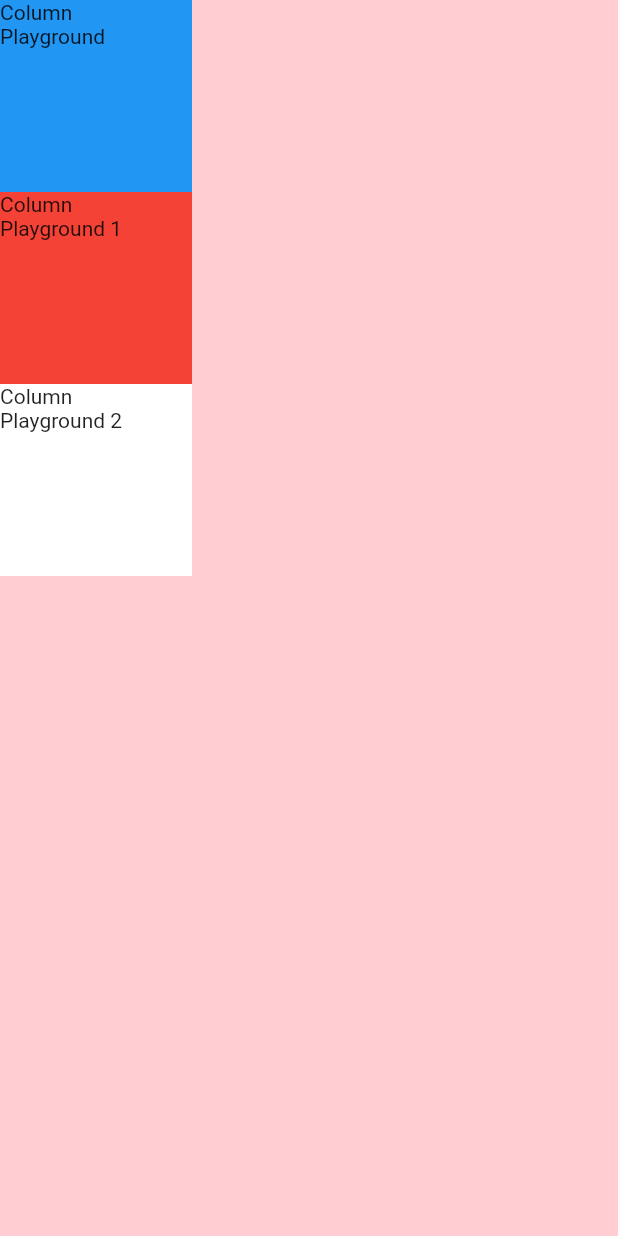
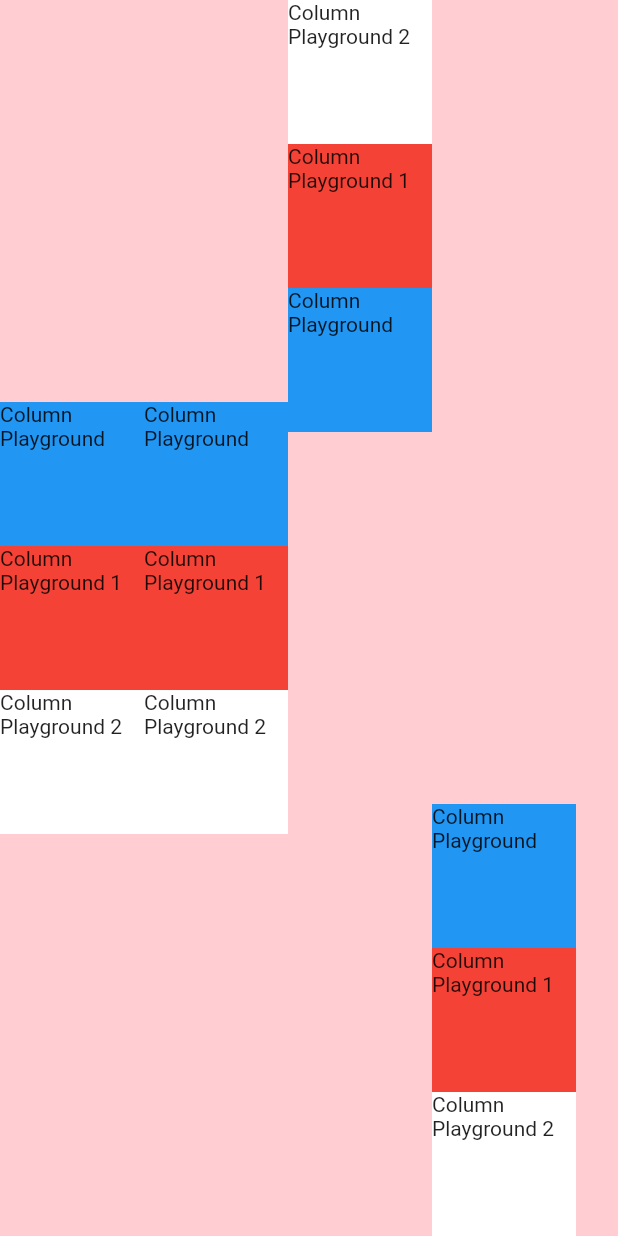
Before and after one commit to danilodequeiroz/udemy_the_complete_flutter_development_bootcamp_with_dart__widget_playgrround, a Flutter app: the screen it shows after launch, on a phone screen of 412 x 824 dp. Run offline on Flutter 3.47's test engine with Material 2 defaults, Android fonts, the phone set to English and light mode, and no system bars.

Commit message:
includes AxisSize, AxisAlignment and direction properties;

```diff
--- a/lib/column_playground.dart
+++ b/lib/column_playground.dart
@@ -1,7 +1,7 @@
 import 'package:flutter/material.dart';
 
 String textContent = "Column\nPlayground";
-double measurement = 128;
+double measurement = 96;
 
 class ColumnLayoutPlaygroundApp extends StatelessWidget {
   const ColumnLayoutPlaygroundApp({super.key});
@@ -12,7 +12,12 @@ class ColumnLayoutPlaygroundApp extends StatelessWidget {
         home: Scaffold(
             backgroundColor: Colors.red[100],
             body: SafeArea(
-              child: Column(children: [
+              child: Row(
+                children: [
+                  Column(
+                      mainAxisSize: MainAxisSize.min,
+                      mainAxisAlignment: MainAxisAlignment.start,
+                      children: [
                         for (MapEntry entry in [
                           Colors.blue[500],
                           Colors.red[500],
@@ -20,6 +25,42 @@ class ColumnLayoutPlaygroundApp extends StatelessWidget {
                         ].asMap().entries)
                           container(index: entry.key, color: entry.value),
                       ]),
+                  Column(
+                      mainAxisSize: MainAxisSize.min,
+                      mainAxisAlignment: MainAxisAlignment.end,
+                      children: [
+                        for (MapEntry entry in [
+                          Colors.blue[500],
+                          Colors.red[500],
+                          Colors.white
+                        ].asMap().entries)
+                          container(index: entry.key, color: entry.value),
+                      ]),
+                  Column(
+                      verticalDirection: VerticalDirection.up,
+                      mainAxisAlignment: MainAxisAlignment.end,
+                      children: [
+                        for (MapEntry entry in [
+                          Colors.blue[500],
+                          Colors.red[500],
+                          Colors.white
+                        ].asMap().entries)
+                          container(index: entry.key, color: entry.value),
+                      ]),
+                  Column(
+                      verticalDirection: VerticalDirection.down,
+                      mainAxisSize: MainAxisSize.max,
+                      mainAxisAlignment: MainAxisAlignment.end,
+                      children: [
+                        for (MapEntry entry in [
+                          Colors.blue[500],
+                          Colors.red[500],
+                          Colors.white
+                        ].asMap().entries)
+                          container(index: entry.key, color: entry.value),
+                      ]),
+                ],
+              ),
             )));
   }
 }
```
Lines whose indentation alone changed are shown as unchanged.
